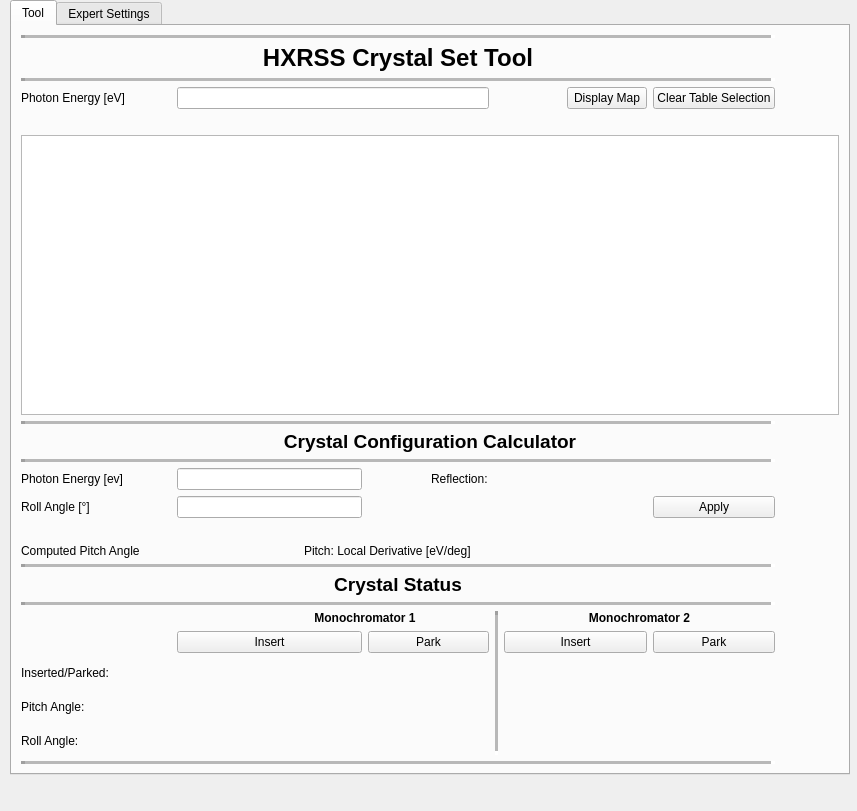
Qt form hxrss_main_window.ui (marcguetg/hxrss) before a commit.
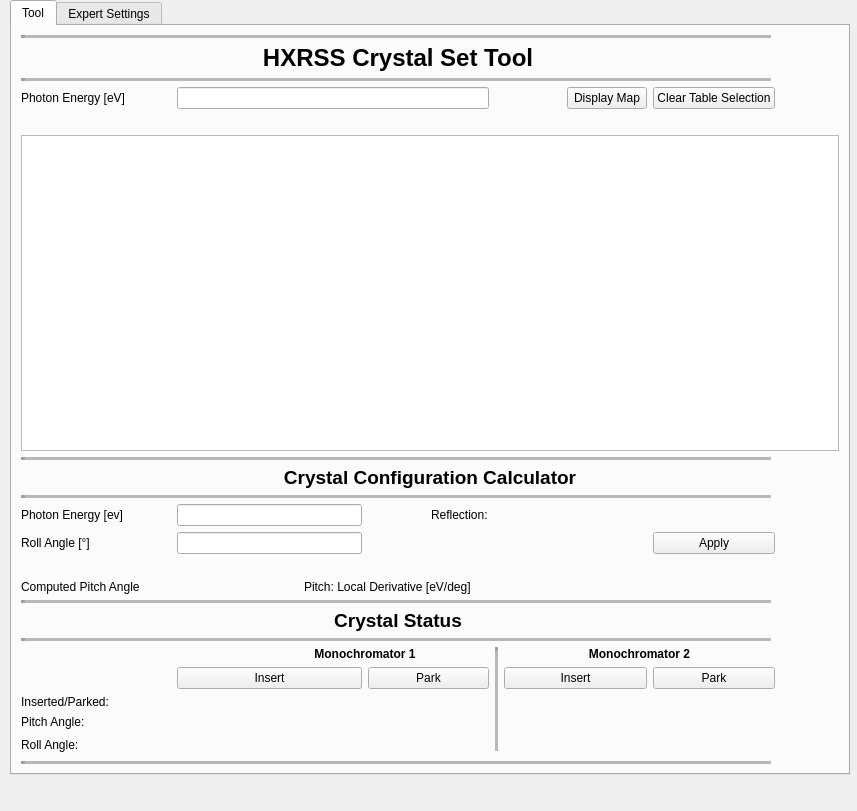
The same form after that commit. The open tabs and pages were chosen to show the change.

Commit message: update expert tab

The edit to the form file:
```diff
--- a/hxrss_main_window.ui
+++ b/hxrss_main_window.ui
@@ -129,7 +129,7 @@
       <item row="24" column="7" colspan="3">
        <widget class="QLabel" name="mono2_roll_rb_display">
         <property name="text">
-         <string>&lt;html&gt;&lt;head/&gt;&lt;body&gt;&lt;p align=&quot;center&quot;&gt;&lt;br/&gt;&lt;/p&gt;&lt;/body&gt;&lt;/html&gt;</string>
+         <string>&lt;html&gt;&lt;head/&gt;&lt;body&gt;&lt;p align=&quot;center&quot;/&gt;&lt;/body&gt;&lt;/html&gt;</string>
         </property>
        </widget>
       </item>
@@ -149,28 +149,28 @@
       <item row="23" column="7" colspan="3">
        <widget class="QLabel" name="mono2_pitch_rb_display">
         <property name="text">
-         <string>&lt;html&gt;&lt;head/&gt;&lt;body&gt;&lt;p align=&quot;center&quot;&gt;&lt;br/&gt;&lt;/p&gt;&lt;/body&gt;&lt;/html&gt;</string>
+         <string>&lt;html&gt;&lt;head/&gt;&lt;body&gt;&lt;p align=&quot;center&quot;/&gt;&lt;/body&gt;&lt;/html&gt;</string>
         </property>
        </widget>
       </item>
       <item row="23" column="1" colspan="5">
        <widget class="QLabel" name="mono1_pitch_rb_display">
         <property name="text">
-         <string>&lt;html&gt;&lt;head/&gt;&lt;body&gt;&lt;p align=&quot;center&quot;&gt;&lt;br/&gt;&lt;/p&gt;&lt;/body&gt;&lt;/html&gt;</string>
+         <string>&lt;html&gt;&lt;head/&gt;&lt;body&gt;&lt;p align=&quot;center&quot;/&gt;&lt;/body&gt;&lt;/html&gt;</string>
         </property>
        </widget>
       </item>
       <item row="22" column="7" colspan="3">
        <widget class="QLabel" name="mono2_crystal_inserted_display">
         <property name="text">
-         <string>&lt;html&gt;&lt;head/&gt;&lt;body&gt;&lt;p align=&quot;center&quot;&gt;&lt;br/&gt;&lt;/p&gt;&lt;/body&gt;&lt;/html&gt;</string>
+         <string>&lt;html&gt;&lt;head/&gt;&lt;body&gt;&lt;p align=&quot;center&quot;/&gt;&lt;/body&gt;&lt;/html&gt;</string>
         </property>
        </widget>
       </item>
       <item row="22" column="1" colspan="5">
        <widget class="QLabel" name="mono1_crystal_inserted_display">
         <property name="text">
-         <string>&lt;html&gt;&lt;head/&gt;&lt;body&gt;&lt;p align=&quot;center&quot;&gt;&lt;br/&gt;&lt;/p&gt;&lt;/body&gt;&lt;/html&gt;</string>
+         <string>&lt;html&gt;&lt;head/&gt;&lt;body&gt;&lt;p align=&quot;center&quot;/&gt;&lt;/body&gt;&lt;/html&gt;</string>
         </property>
        </widget>
       </item>
@@ -207,7 +207,7 @@
 &lt;html&gt;&lt;head&gt;&lt;meta name=&quot;qrichtext&quot; content=&quot;1&quot; /&gt;&lt;style type=&quot;text/css&quot;&gt;
 p, li { white-space: pre-wrap; }
 &lt;/style&gt;&lt;/head&gt;&lt;body style=&quot; font-family:'.AppleSystemUIFont'; font-size:13pt; font-weight:400; font-style:normal;&quot;&gt;
-&lt;p align=&quot;center&quot; style=&quot;-qt-paragraph-type:empty; margin-top:12px; margin-bottom:12px; margin-left:0px; margin-right:0px; -qt-block-indent:0; text-indent:0px;&quot;&gt;&lt;br /&gt;&lt;/p&gt;&lt;/body&gt;&lt;/html&gt;</string>
+&lt;p align=&quot;center&quot; style=&quot; margin-top:12px; margin-bottom:12px; margin-left:0px; margin-right:0px; -qt-block-indent:0; text-indent:0px;&quot;&gt; &lt;/p&gt;&lt;/body&gt;&lt;/html&gt;</string>
         </property>
        </widget>
       </item>
```
Left out of the diff: 2 changed lines with no effect on the pictures. The commit also changes 1 other file.
